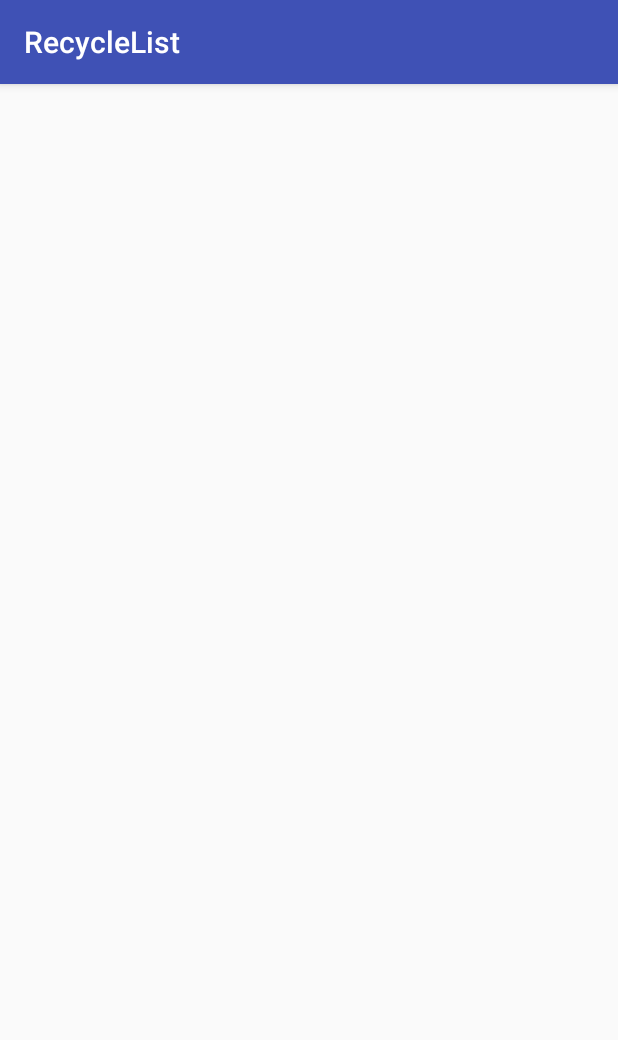
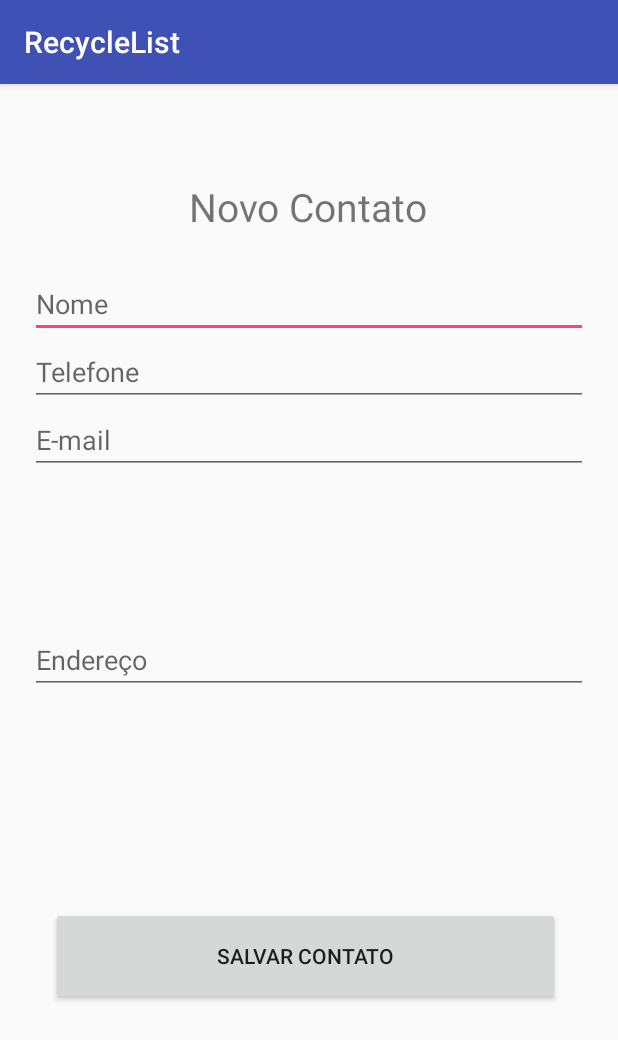
Before and after one commit to alexandreximenes/up, an Android app: the ContatoCadastro screen opened directly, with no data from a screen before it, on a phone screen of 412 x 824 dp. Shown: the top 1040 px of the screen. Run offline under Robolectric (Android 15) with nearby library versions, the phone set to English and light mode, and no system bars.

Commit message:
CRUD com RecycleView e usando ArrayList

```diff
--- a/RecycleList/app/src/main/java/alexandre/com/br/recyclelist/ContatoAdapter.java
+++ b/RecycleList/app/src/main/java/alexandre/com/br/recyclelist/ContatoAdapter.java
@@ -46,14 +46,16 @@ public class ContatoAdapter extends RecyclerView.Adapter {
             public void onClick(View v) {
                 Toast.makeText(context, "Contato: " + position, Toast.LENGTH_SHORT).show();
 
-                Contato c = ContatoLista.getContato(position);
+                Contato c = ContatoLista.get(position);
 
                 Bundle bundle = new Bundle();
+                if(position>=0){
+                    bundle.putInt("index", position);
+                }
                 bundle.putString("nome", c.getNome());
                 bundle.putString("fone", c.getFone());
                 bundle.putString("email", c.getEmail());
                 bundle.putString("endereco", c.getEndereco());
-
                 Intent i = new Intent(context, DetalhesCadastro.class);
                 i.putExtras(bundle);
                 context.startActivity(i);
--- a/RecycleList/app/src/main/java/alexandre/com/br/recyclelist/ContatoCadastro.java
+++ b/RecycleList/app/src/main/java/alexandre/com/br/recyclelist/ContatoCadastro.java
@@ -1,13 +1,86 @@
 package alexandre.com.br.recyclelist;
 
+import android.content.Intent;
 import android.support.v7.app.AppCompatActivity;
 import android.os.Bundle;
+import android.view.View;
+import android.widget.Button;
+import android.widget.EditText;
+import android.widget.TextView;
+import android.widget.Toast;
 
 public class ContatoCadastro extends AppCompatActivity {
+
+    EditText edNome, edEmail, edTelefone, edEndereco;
+    Button buttonCadastrarContato;
+    TextView tvCadastro;
+    ContatoLista contatoLista = new ContatoLista();
+    int index;
 
     @Override
     protected void onCreate(Bundle savedInstanceState) {
         super.onCreate(savedInstanceState);
         setContentView(R.layout.contato_cadastro);
+
+        lerView();
+
+        Bundle bundle = getIntent().getExtras();
+        if(bundle != null){
+
+            tvCadastro.setText("Editar Contato");
+            index = bundle.getInt("index");
+            edNome.setText(bundle.getString("nome"));
+            edEmail.setText(bundle.getString("email"));
+            edTelefone.setText(bundle.getString("fone"));
+            edEndereco.setText(bundle.getString("endereco"));
+
+        }
+
+        buttonCadastrarContato.setOnClickListener(new View.OnClickListener() {
+            @Override
+            public void onClick(View v) {
+
+                final Contato contato = new Contato(edNome.getText().toString(), edTelefone.getText().toString(), edEmail.getText().toString(), edEndereco.getText().toString());
+
+                if (validarDadosView()) return;
+
+                if(index>=0){
+
+                    Contato edt = ContatoLista.get(index);
+                    edt.setNome(edNome.getText().toString());
+                    edt.setEmail(edEmail.getText().toString());
+                    edt.setFone(edTelefone.getText().toString());
+                    edt.setEndereco(edEndereco.getText().toString());
+
+                }else{
+                    contatoLista.add(contato);
+                }
+                msg("Contato salvo com sucesso!");
+                startActivity(new Intent(ContatoCadastro.this, MainActivity.class));
+
+            }
+        });
+    }
+
+    private boolean validarDadosView() {
+        if(edNome.getText().toString().isEmpty() ||  edTelefone.getText().toString().isEmpty() || edEmail.getText().toString().isEmpty() || edEndereco.getText().toString().isEmpty()){
+            msg("Preencha os campos em branco");
+            return true;
+        }
+        return false;
+    }
+
+    private void lerView() {
+        edNome = findViewById(R.id.edNome);
+        edEmail = findViewById(R.id.edEmail);
+        edTelefone = findViewById(R.id.edTelefone);
+        edEndereco = findViewById(R.id.edEndereco);
+        buttonCadastrarContato = findViewById(R.id.buttonCadastrarContato);
+        tvCadastro = findViewById(R.id.tvCadastro);
+
+    }
+
+    private void msg(String msg) {
+        Toast.makeText(ContatoCadastro.this, msg, Toast.LENGTH_LONG).show();
     }
 }
--- a/RecycleList/app/src/main/res/layout/activity_main.xml
+++ b/RecycleList/app/src/main/res/layout/activity_main.xml
@@ -16,11 +16,11 @@
         android:orientation="horizontal">
 
         <Button
-            android:id="@+id/btAddContato"
+            android:id="@+id/btIrParaCadastroContato"
             android:layout_width="match_parent"
             android:layout_height="wrap_content"
             android:layout_weight="1"
-            android:text="Add Contact" />
+            android:text="Adicionar contato" />
     </LinearLayout>
 
     <LinearLayout
--- a/RecycleList/app/src/main/res/layout/contato_cadastro.xml
+++ b/RecycleList/app/src/main/res/layout/contato_cadastro.xml
@@ -1,10 +1,68 @@
 <?xml version="1.0" encoding="utf-8"?>
-<LinearLayout xmlns:android="http://schemas.android.com/apk/res/android"
+<RelativeLayout xmlns:android="http://schemas.android.com/apk/res/android"
     xmlns:app="http://schemas.android.com/apk/res-auto"
     xmlns:tools="http://schemas.android.com/tools"
     android:layout_width="match_parent"
     android:layout_height="match_parent"
-    android:orientation="vertical"
+    android:padding="20dp"
     tools:context=".ContatoCadastro">
 
-</LinearLayout>
+    <TextView
+        android:id="@+id/tvCadastro"
+        android:layout_width="wrap_content"
+        android:layout_height="wrap_content"
+        android:layout_alignParentTop="true"
+        android:layout_centerHorizontal="true"
+        android:layout_marginTop="44dp"
+        android:text="Novo Contato"
+        android:textSize="26dp" />
+
+    <EditText
+        android:id="@+id/edNome"
+        android:layout_width="match_parent"
+        android:layout_height="wrap_content"
+        android:layout_marginTop="104dp"
+        android:ems="10"
+        android:hint="Nome"
+        android:inputType="textPersonName" />
+
+    <EditText
+        android:id="@+id/edTelefone"
+        android:layout_width="match_parent"
+        android:layout_height="wrap_content"
+        android:layout_below="@+id/edNome"
+        android:layout_centerHorizontal="true"
+        android:ems="10"
+        android:hint="Telefone"
+        android:inputType="textPersonName" />
+
+    <EditText
+        android:id="@+id/edEmail"
+        android:layout_width="match_parent"
+        android:layout_height="wrap_content"
+        android:layout_below="@+id/edTelefone"
+        android:layout_centerHorizontal="true"
+        android:ems="10"
+        android:hint="E-mail"
+        android:inputType="textPersonName" />
+
+    <EditText
+        android:id="@+id/edEndereco"
+        android:layout_width="match_parent"
+        android:layout_height="wrap_content"
+        android:layout_centerInParent="true"
+        android:ems="10"
+        android:hint="Endereço"
+        android:inputType="textPersonName" />
+
+    <Button
+        android:id="@+id/buttonCadastrarContato"
+        android:layout_width="339dp"
+        android:layout_height="65dp"
+        android:layout_alignParentBottom="true"
+        android:layout_marginBottom="134dp"
+        android:layout_marginEnd="-247dp"
+        android:layout_toStartOf="@+id/tvCadastro"
+        android:text="Salvar Contato" />
+
+</RelativeLayout>
```
Also changed, not shown: RecycleList/app/src/main/java/alexandre/com/br/recyclelist/ContatoLista.java (+15 -6 lines), RecycleList/app/src/main/java/alexandre/com/br/recyclelist/DetalhesCadastro.java (+38 -0 lines), RecycleList/app/src/main/java/alexandre/com/br/recyclelist/MainActivity.java (+13 -7 lines), RecycleList/app/src/main/res/layout/detalhes_cadastro.xml (+18 -0 lines).
